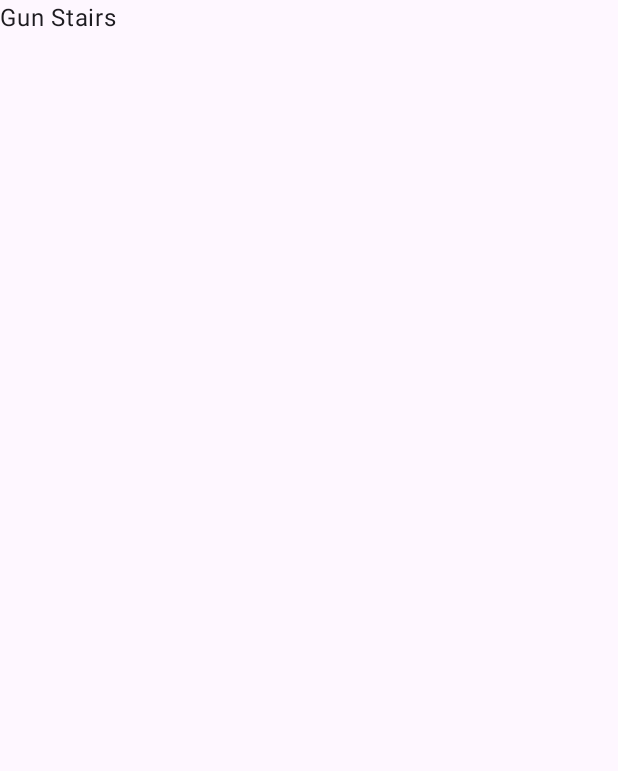
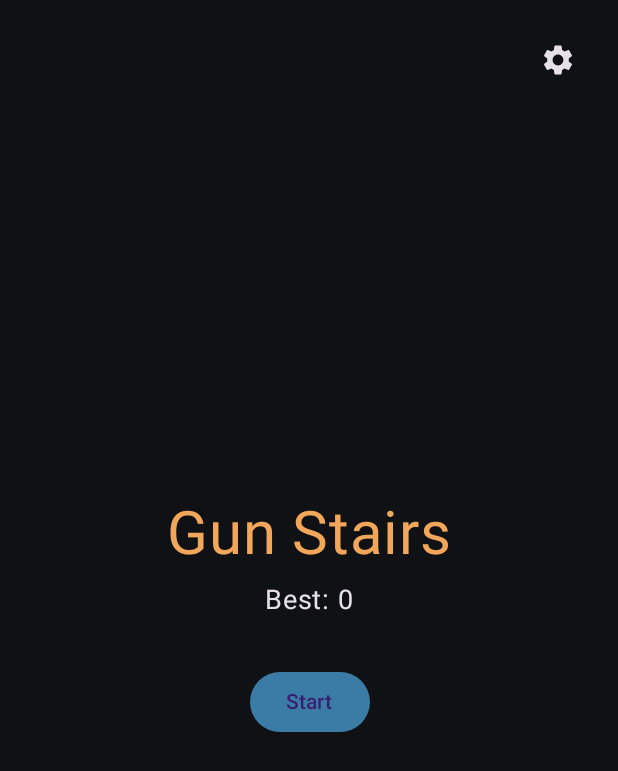
Before and after one commit to jamrmlil/Gunstairs, an Android app built with Jetpack Compose: the screen it shows after launch (MainActivity), on a phone screen of 412 x 824 dp. Before the commit the part shown is almost empty. Shown: the top 771 px of the screen. Run offline under Robolectric (Android 15) with nearby library versions, the phone set to English and light mode, and no system bars.

Commit message:
feat: DataStore persistence, full Compose UI, and game loop ViewModel
- data/: BestScoreRepository + SettingsRepository interfaces backed by a
  single DataStore<Preferences> file, hidden behind thin repository
  interfaces so the rest of the app doesn't know DataStore exists
- ui/GameViewModel: owns GameEngine + UI state, drives the barrel's swing
  from frame ticks (Compose withFrameNanos -> onFrame), resolves shots,
  persists best score, brief death-animation delay before Game Over
- ui/: Menu, Game (Canvas-drawn stairs/player/enemy/gun with rotating
  barrel and muzzle-flash feedback), Game Over, and Settings screens;
  tap-anywhere-to-shoot; dark-only Material3 theme; accessible
  contentDescriptions on all controls
- domain: GameEngine gains returnToMenu()/setBestScore() to support the
  menu round-trip and loading a persisted best score, with tests
- Compose UI test (Robolectric, runs under ./gradlew test since CI has
  no emulator) covering the critical path end to end: Start -> shoot
  (hit) -> shoot (miss) -> Game Over -> Restart, driving the barrel via
  the same onFrame() entry point the real frame loop uses for a
  deterministic hit/miss instead of racing the Compose frame clock

```diff
--- a/app/build.gradle.kts
+++ b/app/build.gradle.kts
@@ -99,6 +99,7 @@ dependencies {
     implementation(libs.androidx.ui.graphics)
     implementation(libs.androidx.ui.tooling.preview)
     implementation(libs.androidx.material3)
+    implementation(libs.androidx.material.icons.core)
     implementation(libs.androidx.datastore.preferences)
 
     debugImplementation(libs.androidx.ui.tooling)
@@ -108,5 +109,5 @@ dependencies {
     testImplementation(libs.androidx.test.core)
     testImplementation(platform(libs.androidx.compose.bom))
     testImplementation(libs.androidx.ui.test.junit4)
-    debugImplementation(libs.androidx.ui.test.manifest)
+    testImplementation(libs.androidx.ui.test.manifest)
 }
--- a/app/src/main/AndroidManifest.xml
+++ b/app/src/main/AndroidManifest.xml
@@ -8,9 +8,7 @@
         android:icon="@drawable/ic_launcher"
         android:label="@string/app_name"
         android:theme="@style/Theme.GunStairs"
-        android:supportsRtl="true"
-        tools:targetApi="31"
-        xmlns:tools="http://schemas.android.com/tools">
+        android:supportsRtl="true">
 
         <activity
             android:name=".ui.MainActivity"
--- /dev/null
+++ b/app/src/main/java/cz/novotny/gunstairs/data/BestScoreRepository.kt
@@ -0,0 +1,36 @@
+package cz.novotny.gunstairs.data
+
+import android.content.Context
+import androidx.datastore.preferences.core.edit
+import androidx.datastore.preferences.core.intPreferencesKey
+import kotlinx.coroutines.flow.Flow
+import kotlinx.coroutines.flow.map
+
+/** Thin persistence contract so the rest of the app doesn't know DataStore exists. */
+interface BestScoreRepository {
+    val bestScore: Flow<Int>
+    suspend fun updateIfHigher(score: Int)
+    suspend fun reset()
+}
+
+class DataStoreBestScoreRepository(private val context: Context) : BestScoreRepository {
+    private object Keys {
+        val BEST_SCORE = intPreferencesKey("best_score")
+    }
+
+    override val bestScore: Flow<Int> =
+        context.gunStairsDataStore.data.map { it[Keys.BEST_SCORE] ?: 0 }
+
+    override suspend fun updateIfHigher(score: Int) {
+        context.gunStairsDataStore.edit { prefs ->
+            val current = prefs[Keys.BEST_SCORE] ?: 0
+            if (score > current) {
+                prefs[Keys.BEST_SCORE] = score
+            }
+        }
+    }
+
+    override suspend fun reset() {
+        context.gunStairsDataStore.edit { prefs -> prefs[Keys.BEST_SCORE] = 0 }
+    }
+}
--- /dev/null
+++ b/app/src/main/java/cz/novotny/gunstairs/data/DataStoreModule.kt
@@ -0,0 +1,9 @@
+package cz.novotny.gunstairs.data
+
+import android.content.Context
+import androidx.datastore.preferences.preferencesDataStore
+
+// A single small preferences file backs both best score and settings: at this
+// scale (one int, one bool) a second DataStore file would add nothing. Room is
+// deliberately not used here either — see README for that decision.
+internal val Context.gunStairsDataStore by preferencesDataStore(name = "gunstairs_prefs")
--- /dev/null
+++ b/app/src/main/java/cz/novotny/gunstairs/data/GameSettings.kt
@@ -0,0 +1,5 @@
+package cz.novotny.gunstairs.data
+
+data class GameSettings(
+    val soundEnabled: Boolean = true,
+)
--- /dev/null
+++ b/app/src/main/java/cz/novotny/gunstairs/data/SettingsRepository.kt
@@ -0,0 +1,27 @@
+package cz.novotny.gunstairs.data
+
+import android.content.Context
+import androidx.datastore.preferences.core.booleanPreferencesKey
+import androidx.datastore.preferences.core.edit
+import kotlinx.coroutines.flow.Flow
+import kotlinx.coroutines.flow.map
+
+interface SettingsRepository {
+    val settings: Flow<GameSettings>
+    suspend fun setSoundEnabled(enabled: Boolean)
+}
+
+class DataStoreSettingsRepository(private val context: Context) : SettingsRepository {
+    private object Keys {
+        val SOUND_ENABLED = booleanPreferencesKey("sound_enabled")
+    }
+
+    override val settings: Flow<GameSettings> =
+        context.gunStairsDataStore.data.map { prefs ->
+            GameSettings(soundEnabled = prefs[Keys.SOUND_ENABLED] ?: true)
+        }
+
+    override suspend fun setSoundEnabled(enabled: Boolean) {
+        context.gunStairsDataStore.edit { prefs -> prefs[Keys.SOUND_ENABLED] = enabled }
+    }
+}
--- /dev/null
+++ b/app/src/main/java/cz/novotny/gunstairs/ui/GameUiState.kt
@@ -0,0 +1,22 @@
+package cz.novotny.gunstairs.ui
+
+import cz.novotny.gunstairs.domain.GameConfig
+import cz.novotny.gunstairs.domain.GamePhase
+import cz.novotny.gunstairs.domain.ShotOutcome
+
+data class GameUiState(
+    val phase: GamePhase = GamePhase.MENU,
+    val showSettings: Boolean = false,
+    val stair: Int = 0,
+    val score: Int = 0,
+    val bestScore: Int = 0,
+    val barrelAngleDeg: Float = GameConfig.MIN_BARREL_ANGLE_DEG,
+    val lastShotOutcome: ShotOutcome? = null,
+    // Bumped on every shot so UI feedback (e.g. a muzzle flash) can key off it
+    // and replay even when two shots in a row produce the same outcome.
+    val shotSeq: Int = 0,
+    // True for a brief window after a fatal miss, before phase flips to
+    // GAME_OVER, so the death animation has time to play on the game screen.
+    val isDying: Boolean = false,
+    val soundEnabled: Boolean = true,
+)
--- /dev/null
+++ b/app/src/main/java/cz/novotny/gunstairs/ui/GunStairsApp.kt
@@ -0,0 +1,45 @@
+package cz.novotny.gunstairs.ui
+
+import androidx.compose.foundation.layout.fillMaxSize
+import androidx.compose.material3.MaterialTheme
+import androidx.compose.material3.Surface
+import androidx.compose.runtime.Composable
+import androidx.compose.runtime.collectAsState
+import androidx.compose.runtime.getValue
+import androidx.compose.ui.Modifier
+import cz.novotny.gunstairs.domain.GamePhase
+
+@Composable
+fun GunStairsApp(viewModel: GameViewModel) {
+    val uiState by viewModel.uiState.collectAsState()
+
+    Surface(modifier = Modifier.fillMaxSize(), color = MaterialTheme.colorScheme.background) {
+        when {
+            uiState.showSettings -> SettingsScreen(
+                soundEnabled = uiState.soundEnabled,
+                onSoundEnabledChange = viewModel::setSoundEnabled,
+                onResetBestScore = viewModel::resetBestScore,
+                onBack = viewModel::closeSettings,
+            )
+
+            uiState.phase == GamePhase.PLAYING -> GameScreen(
+                uiState = uiState,
+                onShoot = viewModel::shoot,
+                onFrame = viewModel::onFrame,
+            )
+
+            uiState.phase == GamePhase.GAME_OVER -> GameOverScreen(
+                score = uiState.score,
+                bestScore = uiState.bestScore,
+                onRestart = viewModel::restart,
+                onMenu = viewModel::returnToMenu,
+            )
+
+            else -> MenuScreen(
+                bestScore = uiState.bestScore,
+                onStart = viewModel::startGame,
+                onOpenSettings = viewModel::openSettings,
+            )
+        }
+    }
+}
--- a/app/src/main/java/cz/novotny/gunstairs/ui/MainActivity.kt
+++ b/app/src/main/java/cz/novotny/gunstairs/ui/MainActivity.kt
@@ -3,23 +3,30 @@ package cz.novotny.gunstairs.ui
 import android.os.Bundle
 import androidx.activity.ComponentActivity
 import androidx.activity.compose.setContent
-import androidx.compose.foundation.layout.Box
-import androidx.compose.foundation.layout.fillMaxSize
-import androidx.compose.material3.MaterialTheme
-import androidx.compose.material3.Surface
-import androidx.compose.material3.Text
-import androidx.compose.ui.Modifier
+import androidx.lifecycle.viewmodel.compose.viewModel
+import androidx.lifecycle.viewmodel.initializer
+import androidx.lifecycle.viewmodel.viewModelFactory
+import cz.novotny.gunstairs.data.DataStoreBestScoreRepository
+import cz.novotny.gunstairs.data.DataStoreSettingsRepository
+import cz.novotny.gunstairs.ui.theme.GunStairsTheme
 
 class MainActivity : ComponentActivity() {
     override fun onCreate(savedInstanceState: Bundle?) {
         super.onCreate(savedInstanceState)
         setContent {
-            MaterialTheme {
-                Surface(modifier = Modifier.fillMaxSize()) {
-                    Box(modifier = Modifier.fillMaxSize()) {
-                        Text(text = "Gun Stairs")
-                    }
-                }
+            GunStairsTheme {
+                val appContext = applicationContext
+                val viewModel: GameViewModel = viewModel(
+                    factory = viewModelFactory {
+                        initializer {
+                            GameViewModel(
+                                bestScoreRepository = DataStoreBestScoreRepository(appContext),
+                                settingsRepository = DataStoreSettingsRepository(appContext),
+                            )
+                        }
+                    },
+                )
+                GunStairsApp(viewModel)
             }
         }
     }
--- /dev/null
+++ b/app/src/main/java/cz/novotny/gunstairs/ui/MenuScreen.kt
@@ -0,0 +1,69 @@
+package cz.novotny.gunstairs.ui
+
+import androidx.compose.foundation.layout.Arrangement
+import androidx.compose.foundation.layout.Box
+import androidx.compose.foundation.layout.Column
+import androidx.compose.foundation.layout.Spacer
+import androidx.compose.foundation.layout.fillMaxSize
+import androidx.compose.foundation.layout.height
+import androidx.compose.foundation.layout.padding
+import androidx.compose.material.icons.Icons
+import androidx.compose.material.icons.filled.Settings
+import androidx.compose.material3.Button
+import androidx.compose.material3.Icon
+import androidx.compose.material3.IconButton
+import androidx.compose.material3.MaterialTheme
+import androidx.compose.material3.Text
+import androidx.compose.runtime.Composable
+import androidx.compose.ui.Alignment
+import androidx.compose.ui.Modifier
+import androidx.compose.ui.res.stringResource
+import androidx.compose.ui.unit.dp
+import androidx.compose.ui.unit.sp
+import cz.novotny.gunstairs.R
+
+@Composable
+fun MenuScreen(
+    bestScore: Int,
+    onStart: () -> Unit,
+    onOpenSettings: () -> Unit,
+    modifier: Modifier = Modifier,
+) {
+    Box(modifier = modifier.fillMaxSize()) {
+        IconButton(
+            onClick = onOpenSettings,
+            modifier = Modifier
+                .align(Alignment.TopEnd)
+                .padding(16.dp),
+        ) {
+            Icon(
+                imageVector = Icons.Filled.Settings,
+                contentDescription = stringResource(R.string.menu_settings_cd),
+            )
+        }
+
+        Column(
+            modifier = Modifier
+                .align(Alignment.Center)
+                .padding(24.dp),
+            horizontalAlignment = Alignment.CenterHorizontally,
+            verticalArrangement = Arrangement.Center,
+        ) {
+            Text(
+                text = stringResource(R.string.menu_title),
+                fontSize = 40.sp,
+                color = MaterialTheme.colorScheme.secondary,
+            )
+            Spacer(modifier = Modifier.height(8.dp))
+            Text(
+                text = stringResource(R.string.menu_best_score, bestScore),
+                fontSize = 18.sp,
+                color = MaterialTheme.colorScheme.onBackground,
+            )
+            Spacer(modifier = Modifier.height(32.dp))
+            Button(onClick = onStart) {
+                Text(text = stringResource(R.string.menu_start))
+            }
+        }
+    }
+}
--- /dev/null
+++ b/app/src/main/java/cz/novotny/gunstairs/ui/theme/Theme.kt
@@ -0,0 +1,26 @@
+package cz.novotny.gunstairs.ui.theme
+
+import androidx.compose.material3.MaterialTheme
+import androidx.compose.material3.darkColorScheme
+import androidx.compose.runtime.Composable
+import androidx.compose.ui.graphics.Color
+
+// Gun Stairs is dark-only by design: a night shooting-range staircase reads
+// better than a light variant, and a small arcade game doesn't need effort
+// split across two palettes. See README for the full rationale.
+private val GunStairsColorScheme = darkColorScheme(
+    primary = Color(0xFF3A7CA5),
+    secondary = Color(0xFFF2A65A),
+    tertiary = Color(0xFFE84855),
+    background = Color(0xFF0F1115),
+    surface = Color(0xFF15181E),
+    error = Color(0xFFE84855),
+)
+
+@Composable
+fun GunStairsTheme(content: @Composable () -> Unit) {
+    MaterialTheme(
+        colorScheme = GunStairsColorScheme,
+        content = content,
+    )
+}
--- a/domain/src/main/kotlin/cz/novotny/gunstairs/domain/GameEngine.kt
+++ b/domain/src/main/kotlin/cz/novotny/gunstairs/domain/GameEngine.kt
@@ -30,6 +30,17 @@ class GameEngine(
         elapsedInStairMillis = 0L
     }
 
+    /** Leaves the current run's stair/score behind and returns to the menu. */
+    fun returnToMenu() {
+        state = GameState(bestScore = state.bestScore)
+        elapsedInStairMillis = 0L
+    }
+
+    /** Overwrites the known best score, e.g. once it has loaded from persistence. */
+    fun setBestScore(bestScore: Int) {
+        state = state.copy(bestScore = bestScore)
+    }
+
     fun advanceTime(deltaMillis: Long) {
         require(deltaMillis >= 0) { "deltaMillis must not be negative" }
         if (state.phase == GamePhase.PLAYING) {
--- a/gradle/libs.versions.toml
+++ b/gradle/libs.versions.toml
@@ -23,6 +23,7 @@ androidx-ui-tooling-preview = { group = "androidx.compose.ui", name = "ui-toolin
 androidx-ui-test-junit4 = { group = "androidx.compose.ui", name = "ui-test-junit4" }
 androidx-ui-test-manifest = { group = "androidx.compose.ui", name = "ui-test-manifest" }
 androidx-material3 = { group = "androidx.compose.material3", name = "material3" }
+androidx-material-icons-core = { group = "androidx.compose.material", name = "material-icons-core" }
 androidx-datastore-preferences = { group = "androidx.datastore", name = "datastore-preferences", version.ref = "datastore" }
 junit = { group = "junit", name = "junit", version.ref = "junit" }
 robolectric = { group = "org.robolectric", name = "robolectric", version.ref = "robolectric" }
```
Also changed, not shown: app/src/main/java/cz/novotny/gunstairs/ui/GameOverScreen.kt (added, +56 -0 lines), app/src/main/java/cz/novotny/gunstairs/ui/GameScreen.kt (added, +184 -0 lines), app/src/main/java/cz/novotny/gunstairs/ui/GameViewModel.kt (added, +121 -0 lines), app/src/main/java/cz/novotny/gunstairs/ui/SettingsScreen.kt (added, +72 -0 lines), 3 other files.
